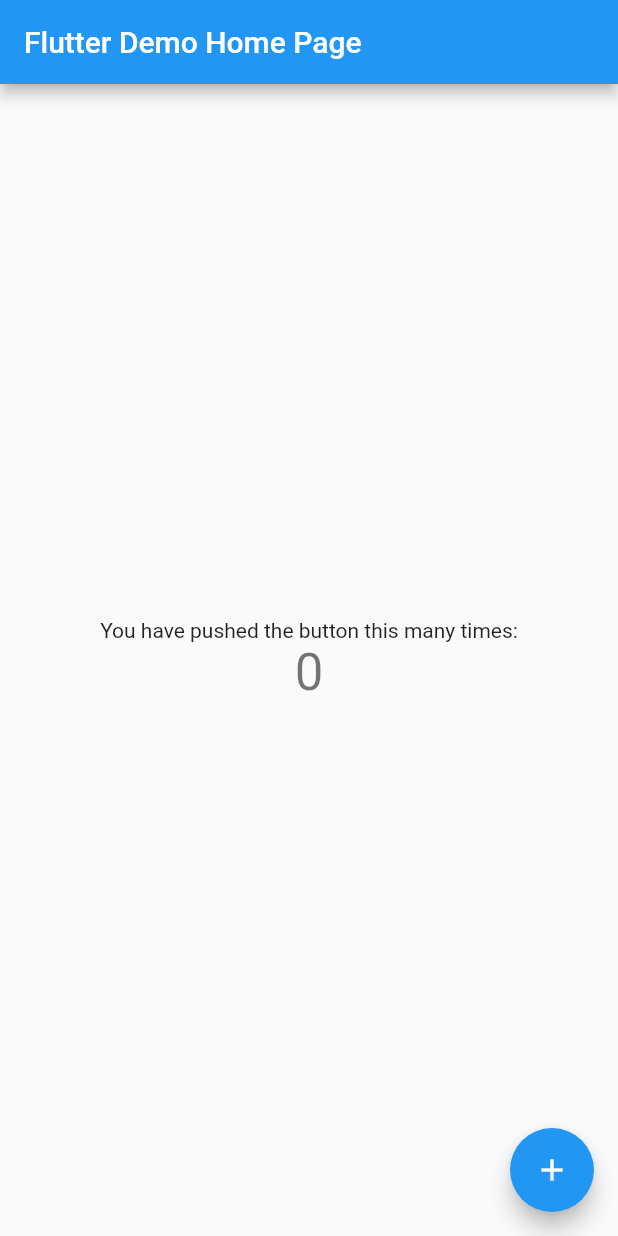
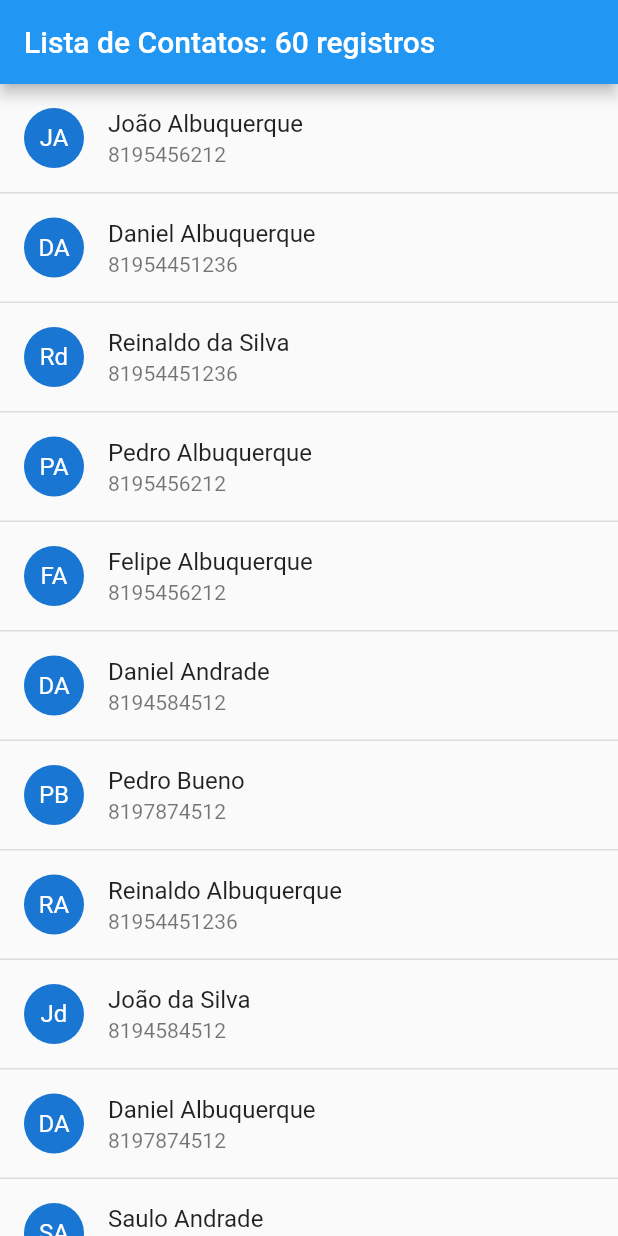
Before and after one commit to mourabs1/neoflutter, a Flutter app: the screen it shows after launch, on a phone screen of 412 x 824 dp. Run offline on Flutter 3.47's test engine with Material 2 defaults, Android fonts, the phone set to English and light mode, and no system bars; our stand-ins replace get_it.

Commit message:
Implementação da 1ª e 2ª parte do projeto

```diff
--- a/lib/main.dart
+++ b/lib/main.dart
@@ -1,113 +1,15 @@
 import 'package:flutter/material.dart';
+import 'package:neoflutter/screens/contato_screen.dart';
+import 'package:neoflutter/service_locator.dart';
 
 void main() {
-  runApp(MyApp());
+  ServiceLocator().setupLocator();
+  runApp(NeoContatos());
 }
 
-class MyApp extends StatelessWidget {
-  // This widget is the root of your application.
+class NeoContatos extends StatelessWidget {
   @override
   Widget build(BuildContext context) {
-    return MaterialApp(
-      title: 'Flutter Demo',
-      theme: ThemeData(
-        // This is the theme of your application.
-        //
-        // Try running your application with "flutter run". You'll see the
-        // application has a blue toolbar. Then, without quitting the app, try
-        // changing the primarySwatch below to Colors.green and then invoke
-        // "hot reload" (press "r" in the console where you ran "flutter run",
-        // or simply save your changes to "hot reload" in a Flutter IDE).
-        // Notice that the counter didn't reset back to zero; the application
-        // is not restarted.
-        primarySwatch: Colors.blue,
-      ),
-      home: MyHomePage(title: 'Flutter Demo Home Page'),
-    );
+    return MaterialApp(home: ListaContatos());
   }
 }
-
-class MyHomePage extends StatefulWidget {
-  MyHomePage({Key key, this.title}) : super(key: key);
-
-  // This widget is the home page of your application. It is stateful, meaning
-  // that it has a State object (defined below) that contains fields that affect
-  // how it looks.
-
-  // This class is the configuration for the state. It holds the values (in this
-  // case the title) provided by the parent (in this case the App widget) and
-  // used by the build method of the State. Fields in a Widget subclass are
-  // always marked "final".
-
-  final String title;
-
-  @override
-  _MyHomePageState createState() => _MyHomePageState();
-}
-
-class _MyHomePageState extends State<MyHomePage> {
-  int _counter = 0;
-
-  void _incrementCounter() {
-    setState(() {
-      // This call to setState tells the Flutter framework that something has
-      // changed in this State, which causes it to rerun the build method below
-      // so that the display can reflect the updated values. If we changed
-      // _counter without calling setState(), then the build method would not be
-      // called again, and so nothing would appear to happen.
-      _counter++;
-    });
-  }
-
-  @override
-  Widget build(BuildContext context) {
-    // This method is rerun every time setState is called, for instance as done
-    // by the _incrementCounter method above.
-    //
-    // The Flutter framework has been optimized to make rerunning build methods
-    // fast, so that you can just rebuild anything that needs updating rather
-    // than having to individually change instances of widgets.
-    return Scaffold(
-      appBar: AppBar(
-        // Here we take the value from the MyHomePage object that was created by
-        // the App.build method, and use it to set our appbar title.
-        title: Text(widget.title),
-      ),
-      body: Center(
-        // Center is a layout widget. It takes a single child and positions it
-        // in the middle of the parent.
-        child: Column(
-          // Column is also a layout widget. It takes a list of children and
-          // arranges them vertically. By default, it sizes itself to fit its
-          // children horizontally, and tries to be as tall as its parent.
-          //
-          // Invoke "debug painting" (press "p" in the console, choose the
-          // "Toggle Debug Paint" action from the Flutter Inspector in Android
-          // Studio, or the "Toggle Debug Paint" command in Visual Studio Code)
-          // to see the wireframe for each widget.
-          //
-          // Column has various properties to control how it sizes itself and
-          // how it positions its children. Here we use mainAxisAlignment to
-          // center the children vertically; the main axis here is the vertical
-          // axis because Columns are vertical (the cross axis would be
-          // horizontal).
-          mainAxisAlignment: MainAxisAlignment.center,
-          children: <Widget>[
-            Text(
-              'You have pushed the button this many times:',
-            ),
-            Text(
-              '$_counter',
-              style: Theme.of(context).textTheme.headline4,
-            ),
-          ],
-        ),
-      ),
-      floatingActionButton: FloatingActionButton(
-        onPressed: _incrementCounter,
-        tooltip: 'Increment',
-        child: Icon(Icons.add),
-      ), // This trailing comma makes auto-formatting nicer for build methods.
-    );
-  }
-}
--- /dev/null
+++ b/lib/models/contato.dart
@@ -0,0 +1,17 @@
+import 'package:uuid/uuid.dart';
+
+class Contato {
+  String _id = Uuid().v4();
+  get id => _id;
+  String nome;
+  String telefone;
+  String email;
+  int peso;
+  DateTime nascimento;
+
+  get iniciais => nome.isNotEmpty
+      ? nome.trim().split(' ').map((e) => e[0]).take(2).join()
+      : '';
+
+  Contato({this.nome, this.email, this.telefone, this.nascimento, this.peso});
+}
--- /dev/null
+++ b/lib/screens/contato_screen.dart
@@ -0,0 +1,61 @@
+import 'package:flutter/material.dart';
+import 'package:neoflutter/models/contato.dart';
+import 'package:neoflutter/services/contato_service.dart';
+
+import '../service_locator.dart';
+
+// Strings
+const nomeTela = 'Lista de Contatos';
+
+class ListaContatos extends StatefulWidget {
+  @override
+  _ListaContatosState createState() => _ListaContatosState();
+}
+
+class _ListaContatosState extends State<ListaContatos> {
+  List<Contato> contatos;
+  var servico = getIt<ContatoService>();
+
+  void initState() {
+    contatos = servico.getAll();
+    super.initState();
+  }
+
+  @override
+  Widget build(BuildContext context) {
+    return Scaffold(
+      appBar:
+          AppBar(title: Text('$nomeTela: ${servico.max.toString()} registros')),
+      body: ListView.builder(
+          itemCount: contatos.length,
+          itemBuilder: (context, index) {
+            final Contato contato = contatos[index];
+            return ItemContatos(contato);
+          }),
+    );
+  }
+}
+
+class ItemContatos extends StatelessWidget {
+  final Contato contato;
+  ItemContatos(this.contato);
+
+  @override
+  Widget build(BuildContext context) {
+    return Column(
+      children: [
+        ListTile(
+          leading: CircleAvatar(
+            child: Text(contato.iniciais),
+          ),
+          title: Text(contato.nome),
+          subtitle: Text(contato.telefone),
+        ),
+        Divider(
+          height: 1,
+          thickness: 1,
+        ),
+      ],
+    );
+  }
+}
--- /dev/null
+++ b/lib/service_locator.dart
@@ -0,0 +1,10 @@
+import 'package:get_it/get_it.dart';
+import 'package:neoflutter/services/contato_service.dart';
+
+final getIt = GetIt.instance;
+
+class ServiceLocator {
+  void setupLocator() {
+    getIt.registerSingleton<ContatoService>(ContatoService());
+  }
+}
--- /dev/null
+++ b/lib/services/contato_service.dart
@@ -0,0 +1,58 @@
+import 'dart:math';
+import 'package:neoflutter/models/contato.dart';
+
+class ContatoService {
+  List<Contato> contacts = [];
+  Random random = Random();
+  int max;
+
+  var firstNames = [
+    'Saulo',
+    'Pedro',
+    'Marcela',
+    'Reinaldo',
+    'Felipe',
+    'João',
+    'Matheus',
+    'Daniel'
+  ];
+  var lastNames = [
+    'Moura',
+    'Bueno',
+    'Albuquerque',
+    'Picone',
+    'da Silva',
+    'Andrade'
+  ];
+  var emails = ['administrativo', 'rh', 'dev', 'suporte'];
+  var domains = ['@gmail.com', '@yahoo.com', '@live.com', '@outlook.com'];
+  var cellphones = ['8197874512', '81954451236', '8195456212', '8194584512'];
+
+  List<Contato> getAll() {
+    max = numRandom(50, 80);
+    for (int i = 0; i < max; i++) {
+      var firtName = firstNames[random.nextInt(firstNames.length)];
+      var lastName = lastNames[random.nextInt(lastNames.length)];
+      var email = emails[random.nextInt(emails.length)];
+      var domain = domains[random.nextInt(domains.length)];
+      var cellphone = cellphones[random.nextInt(cellphones.length)];
+      var birthday = DateTime.utc(
+          numRandom(1900, 2010), numRandom(1, 12), numRandom(1, 30));
+      var peso = numRandom(40, 120);
+
+      Contato contact = Contato()
+        ..nome = '$firtName $lastName'
+        ..email = '$email$domain'
+        ..telefone = cellphone
+        ..nascimento = birthday
+        ..peso = peso;
+
+      contacts.add(contact);
+    }
+    return contacts;
+  }
+
+  int numRandom(int min, int max) {
+    return min + random.nextInt(max - min);
+  }
+}
--- a/pubspec.yaml
+++ b/pubspec.yaml
@@ -21,6 +21,8 @@
   sdk: ">=2.7.0 <3.0.0"
 
 dependencies:
+  uuid: ^3.0.2
+  get_it: ^6.0.0
   flutter:
     sdk: flutter
 
```
Also changed, not shown: pubspec.lock, 1 other file.
